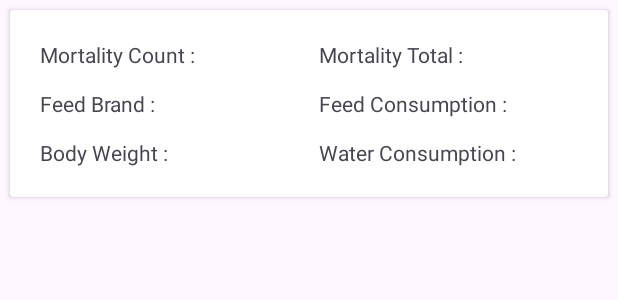
After one commit to DevDreamer123/Gallus, an Android app: the layout batch_details_layout.xml on its own in the app's theme, with its tools: preview values and no code run, on a phone screen of 412 x 824 dp. The commit adds this screen. Shown: the top 300 px of the screen. Run offline under Robolectric (Android 15) with nearby library versions, the phone set to English and light mode, and no system bars.

Commit message:
add BatchDetails Activity

```diff
--- /dev/null
+++ b/app/src/main/res/layout/batch_details_layout.xml
@@ -0,0 +1,130 @@
+<?xml version="1.0" encoding="utf-8"?>
+<androidx.cardview.widget.CardView xmlns:android="http://schemas.android.com/apk/res/android"
+    android:layout_width="match_parent"
+    android:layout_marginRight="@dimen/_5sdp"
+    android:layout_marginTop="@dimen/_5sdp"
+    android:layout_marginLeft="@dimen/_5sdp"
+    android:layout_height="wrap_content">
+    <LinearLayout
+        android:layout_width="match_parent"
+        android:padding="@dimen/_10sdp"
+        android:layout_height="wrap_content"
+        android:orientation="vertical">
+    <LinearLayout
+        android:layout_width="match_parent"
+        android:layout_height="wrap_content"
+        android:weightSum="2"
+        android:orientation="horizontal">
+        <LinearLayout
+            android:layout_width="0dp"
+            android:layout_weight="1"
+            android:layout_height="wrap_content"
+            android:orientation="horizontal">
+            <TextView
+                android:layout_width="wrap_content"
+                android:layout_height="wrap_content"
+                android:text="Mortality Count : "
+                android:padding="@dimen/_5sdp"/>
+            <TextView
+                android:id="@+id/mortality_count_text_detail"
+                android:layout_width="wrap_content"
+                android:layout_height="wrap_content"
+                android:padding="@dimen/_5sdp"/>
+        </LinearLayout>
+        <LinearLayout
+            android:layout_width="0dp"
+            android:layout_weight="1"
+            android:layout_height="wrap_content"
+            android:orientation="horizontal">
+            <TextView
+                android:layout_width="wrap_content"
+                android:layout_height="wrap_content"
+                android:text="Mortality Total : "
+                android:padding="@dimen/_5sdp"/>
+            <TextView
+                android:id="@+id/mortality_total_text_detail"
+                android:layout_width="wrap_content"
+                android:layout_height="wrap_content"
+                android:padding="@dimen/_5sdp"/>
+        </LinearLayout>
+    </LinearLayout>
+        <LinearLayout
+            android:layout_width="match_parent"
+            android:layout_height="wrap_content"
+            android:weightSum="2"
+            android:orientation="horizontal">
+            <LinearLayout
+                android:layout_width="0dp"
+                android:layout_weight="1"
+                android:layout_height="wrap_content"
+                android:orientation="horizontal">
+                <TextView
+                    android:layout_width="wrap_content"
+                    android:layout_height="wrap_content"
+                    android:text="Feed Brand : "
+                    android:padding="@dimen/_5sdp"/>
+                <TextView
+                    android:id="@+id/feed_brand_text_detail"
+                    android:layout_width="wrap_content"
+                    android:layout_height="wrap_content"
+                    android:padding="@dimen/_5sdp"/>
+            </LinearLayout>
+            <LinearLayout
+                android:layout_width="0dp"
+                android:layout_weight="1"
+                android:layout_height="wrap_content"
+                android:orientation="horizontal">
+                <TextView
+                    android:layout_width="wrap_content"
+                    android:layout_height="wrap_content"
+                    android:text="Feed Consumption : "
+                    android:padding="@dimen/_5sdp"/>
+                <TextView
+                    android:id="@+id/feed_consumption_text_detail"
+                    android:layout_width="wrap_content"
+                    android:layout_height="wrap_content"
+                    android:padding="@dimen/_5sdp"/>
+            </LinearLayout>
+        </LinearLayout>
+        <LinearLayout
+            android:layout_width="match_parent"
+            android:layout_height="wrap_content"
+            android:weightSum="2"
+            android:orientation="horizontal">
+            <LinearLayout
+                android:layout_width="0dp"
+                android:layout_weight="1"
+                android:layout_height="wrap_content"
+                android:orientation="horizontal">
+                <TextView
+                    android:layout_width="wrap_content"
+                    android:layout_height="wrap_content"
+                    android:text="Body Weight : "
+                    android:padding="@dimen/_5sdp"/>
+                <TextView
+                    android:id="@+id/body_weight_text_detail"
+                    android:layout_width="wrap_content"
+                    android:layout_height="wrap_content"
+                    android:padding="@dimen/_5sdp"/>
+            </LinearLayout>
+            <LinearLayout
+                android:layout_width="0dp"
+                android:layout_weight="1"
+                android:layout_height="wrap_content"
+                android:orientation="horizontal">
+                <TextView
+                    android:layout_width="wrap_content"
+                    android:layout_height="wrap_content"
+                    android:text="Water Consumption : "
+                    android:padding="@dimen/_5sdp"/>
+                <TextView
+                    android:id="@+id/water_consumption_text_detail"
+                    android:layout_width="wrap_content"
+                    android:layout_height="wrap_content"
+                    android:padding="@dimen/_5sdp"/>
+            </LinearLayout>
+        </LinearLayout>
+
+    </LinearLayout>
+
+</androidx.cardview.widget.CardView>
```
Also changed, not shown: app/src/main/AndroidManifest.xml (+5 -2 lines), app/src/main/java/in/innovaneers/gallus/BatchDetailActivity.java (added, +128 -0 lines), app/src/main/java/in/innovaneers/gallus/RecordsHistoryActivity.java (+11 -16 lines), app/src/main/java/in/innovaneers/gallus/Utils/HomeFragment.java (+0 -12 lines), app/src/main/java/in/innovaneers/gallus/model/BatchDetailsAdapter.java (added, +61 -0 lines), app/src/main/java/in/innovaneers/gallus/model/BatchListAdapter.java (+7 -0 lines), app/src/main/res/layout/activity_batch_detail.xml (added, +34 -0 lines).
